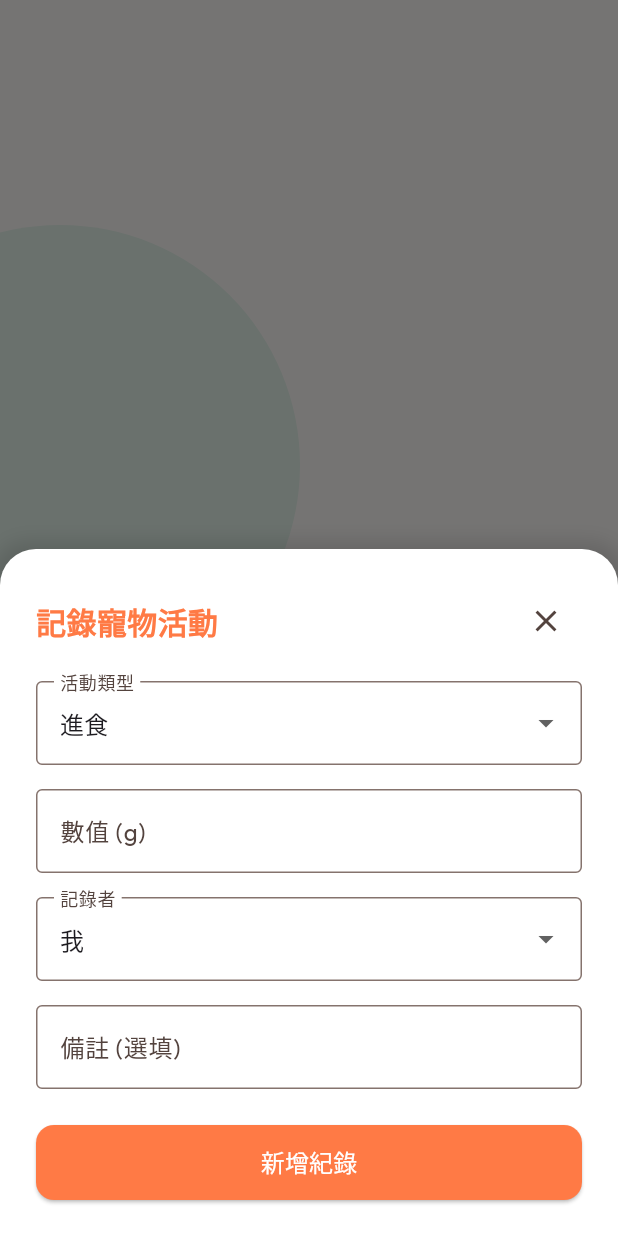
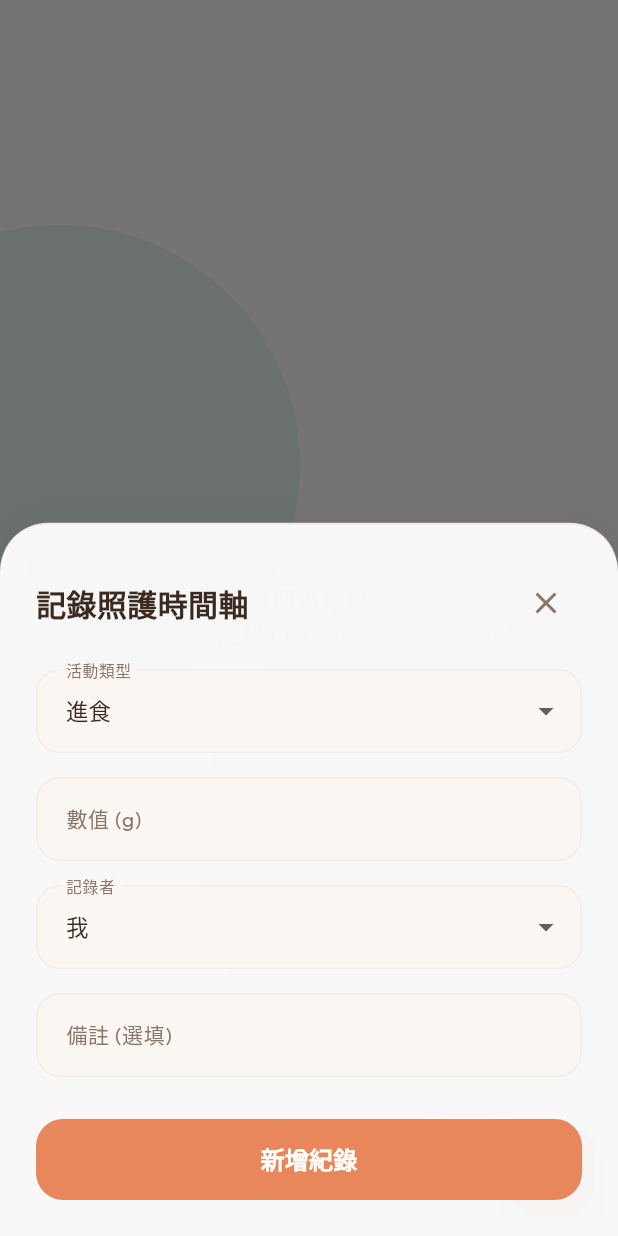
Before and after one commit to snownilight/luluHealthCheckProject, a Flutter app: the TimelineScreen screen opened directly, after a tap on the "add" icon, on a phone screen of 412 x 824 dp. Run offline on Flutter 3.47's test engine with Material 3 defaults, Android fonts, the phone set to English and light mode, and no system bars; our stand-ins replace fl_chart, flutter_riverpod, google_fonts; missing offline and left inert: stomp_dart_client; network calls fail.

Commit message:
feat: [PET-030] Refactor care timeline logs into glassmorphic design with dotted vertical line and beautified creation bottom sheet

```diff
--- a/frontend/lib/screens/timeline_screen.dart
+++ b/frontend/lib/screens/timeline_screen.dart
@@ -114,15 +114,15 @@ class _TimelineScreenState extends ConsumerState<TimelineScreen> {
   Color _getEventColor(String type) {
     switch (type.toUpperCase()) {
       case 'FEEDING':
-        return Colors.orangeAccent;
+        return const Color(0xFFC97922);
       case 'DRINKING':
-        return Colors.blueAccent;
+        return const Color(0xFF3E91B8);
       case 'WEIGHT':
-        return Colors.teal;
+        return const Color(0xFFE8875C);
       case 'EXCRETION':
-        return Colors.brown;
+        return const Color(0xFF8A7566);
       case 'ACTIVITY':
-        return Colors.green;
+        return const Color(0xFF39845C);
       default:
         return Colors.grey;
     }
@@ -210,101 +210,126 @@ class _TimelineScreenState extends ConsumerState<TimelineScreen> {
 
                       return IntrinsicHeight(
                         child: Row(
-                          crossAxisAlignment: crossAxisAlignment(index),
+                          crossAxisAlignment: CrossAxisAlignment.stretch,
                           children: [
                             // Timeline Axis
-                            Column(
+                            SizedBox(
+                              width: 40,
+                              child: Column(
                                 children: [
                                   Container(
-                                  width: 40,
-                                  height: 40,
+                                    width: 32,
+                                    height: 32,
                                     decoration: BoxDecoration(
-                                    color: color.withOpacity(0.15),
+                                      color: color.withOpacity(0.12),
                                       shape: BoxShape.circle,
                                       border: Border.all(color: color, width: 2),
                                     ),
-                                  child: Icon(icon, color: color, size: 20),
-                                ),
+                                    child: Icon(icon, color: color, size: 16),
+                                  ),
+                                  if (index != _logs.length - 1)
                                     Expanded(
-                                  child: Container(
-                                    width: 2,
-                                    color: index == _logs.length - 1
-                                        ? Colors.transparent
-                                        : Colors.grey.withOpacity(0.3),
-                                  ),
-                                ),
+                                      child: CustomPaint(
+                                        size: const Size(2, double.infinity),
+                                        painter: _DashedLinePainter(
+                                          color: isDark ? const Color(0xFF3C2E2A) : const Color(0xFFFFD5C6),
+                                          strokeWidth: 2,
+                                        ),
+                                      ),
+                                    )
+                                  else
+                                    const Expanded(child: SizedBox()),
                                 ],
+                              ),
                             ),
                             const SizedBox(width: 16),
                             // Event Card
                             Expanded(
-                              child: Card(
-                                elevation: 0.5,
+                              child: Container(
                                 margin: const EdgeInsets.only(bottom: 16),
-                                shape: RoundedRectangleBorder(
-                                  borderRadius: BorderRadius.circular(12),
-                                  side: BorderSide(
-                                    color: Colors.grey.withOpacity(0.1),
-                                    width: 1,
-                                  ),
-                                ),
-                                child: Padding(
-                                  padding: const EdgeInsets.all(16),
+                                decoration: BoxDecoration(
+                                  color: isDark ? const Color(0xFF261D1A) : Colors.white.withOpacity(0.85),
+                                  borderRadius: BorderRadius.circular(24),
+                                  border: Border.all(
+                                    color: isDark ? const Color(0xFF3C2E2A) : const Color(0xFFF5EBE6),
+                                    width: 1.5,
+                                  ),
+                                  boxShadow: [
+                                    if (!isDark)
+                                      BoxShadow(
+                                        color: const Color(0xFF35261D).withOpacity(0.04),
+                                        blurRadius: 16,
+                                        offset: const Offset(0, 6),
+                                      ),
+                                  ],
+                                ),
+                                padding: const EdgeInsets.all(18),
                                 child: Column(
                                   crossAxisAlignment: CrossAxisAlignment.start,
                                   children: [
                                     Row(
                                       mainAxisAlignment: MainAxisAlignment.spaceBetween,
                                       children: [
+                                        Container(
+                                          padding: const EdgeInsets.symmetric(horizontal: 10, vertical: 4),
+                                          decoration: BoxDecoration(
+                                            color: color.withOpacity(0.12),
+                                            borderRadius: BorderRadius.circular(12),
+                                          ),
+                                          child: Text(
+                                            _getTranslatedEventType(type),
+                                            style: TextStyle(
+                                              fontSize: 12,
+                                              fontWeight: FontWeight.bold,
+                                              color: color,
+                                            ),
+                                          ),
+                                        ),
                                         Text(
-                                            _getTranslatedEventType(type),
+                                          '$formattedDate $formattedTime',
+                                          style: TextStyle(
+                                            fontSize: 12,
+                                            color: isDark ? Colors.grey[400] : const Color(0xFF8A7566),
+                                          ),
+                                        ),
+                                      ],
+                                    ),
+                                    const SizedBox(height: 12),
+                                    if (value != null)
+                                      Text(
+                                        '紀錄：$value $unit',
                                         style: TextStyle(
                                           fontSize: 16,
                                           fontWeight: FontWeight.bold,
-                                              color: color,
-                                            ),
-                                          ),
-                                          Text(
-                                            '$formattedDate $formattedTime',
-                                            style: const TextStyle(
-                                              fontSize: 12,
-                                              color: Colors.grey,
-                                            ),
-                                          ),
-                                        ],
-                                      ),
-                                      const SizedBox(height: 8),
-                                      if (value != null)
-                                        Text(
-                                          '紀錄：$value $unit',
-                                          style: const TextStyle(
-                                            fontSize: 14,
-                                            fontWeight: FontWeight.w500,
+                                          color: isDark ? Colors.white : const Color(0xFF35261D),
                                         ),
                                       ),
                                     if (note.isNotEmpty) ...[
-                                        const SizedBox(height: 4),
+                                      const SizedBox(height: 6),
                                       Text(
                                         '備註：$note',
-                                          style: const TextStyle(
+                                        style: TextStyle(
                                           fontSize: 13,
                                           fontStyle: FontStyle.italic,
+                                          color: isDark ? Colors.grey[350] : const Color(0xFF5A4B41),
                                         ),
                                       ),
                                     ],
-                                      const SizedBox(height: 8),
+                                    const SizedBox(height: 10),
                                     Row(
                                       children: [
-                                          const Icon(Icons.person_outline, size: 14, color: Colors.grey),
+                                        Icon(Icons.person_outline, size: 14, color: isDark ? Colors.grey[400] : const Color(0xFF8A7566)),
                                         const SizedBox(width: 4),
                                         Text(
                                           '記錄者：${_getTranslatedOperator(operator)}',
-                                            style: const TextStyle(fontSize: 12, color: Colors.grey),
+                                          style: TextStyle(
+                                            fontSize: 12,
+                                            color: isDark ? Colors.grey[400] : const Color(0xFF8A7566),
+                                          ),
                                         ),
                                       ],
                                     ),
                                   ],
-                                  ),
                                 ),
                               ),
                             ),
@@ -1710,20 +1735,56 @@ class _AddLogSheetState extends State<_AddLogSheet> {
 
   @override
   Widget build(BuildContext context) {
+    final bool isDark = Theme.of(context).brightness == Brightness.dark;
     final bottomInset = MediaQuery.of(context).viewInsets.bottom;
+
+    InputDecoration buildInputDecoration(String labelText) {
+      return InputDecoration(
+        labelText: labelText,
+        labelStyle: TextStyle(
+          color: isDark ? Colors.grey[400] : const Color(0xFF8A7566),
+          fontSize: 14,
+        ),
+        filled: true,
+        fillColor: isDark ? const Color(0xFF1E1614) : const Color(0xFFFAF6F2),
+        border: OutlineInputBorder(
+          borderRadius: BorderRadius.circular(16),
+          borderSide: BorderSide(color: isDark ? const Color(0xFF3C2E2A) : const Color(0xFFF5EBE6)),
+        ),
+        enabledBorder: OutlineInputBorder(
+          borderRadius: BorderRadius.circular(16),
+          borderSide: BorderSide(color: isDark ? const Color(0xFF3C2E2A) : const Color(0xFFF5EBE6)),
+        ),
+        focusedBorder: OutlineInputBorder(
+          borderRadius: BorderRadius.circular(16),
+          borderSide: const BorderSide(color: Color(0xFFE8875C), width: 2),
+        ),
+        contentPadding: const EdgeInsets.symmetric(horizontal: 16, vertical: 16),
+      );
+    }
 
     return Container(
       padding: EdgeInsets.only(
-        top: 24,
+        top: 28,
         left: 24,
         right: 24,
         bottom: 24 + bottomInset,
       ),
       decoration: BoxDecoration(
-        color: Theme.of(context).colorScheme.surface,
-        borderRadius: const BorderRadius.vertical(top: Radius.circular(24)),
-        boxShadow: const [
-          BoxShadow(color: Colors.black12, blurRadius: 10, spreadRadius: 5),
+        color: isDark ? const Color(0xFF261D1A) : Colors.white.withOpacity(0.95),
+        borderRadius: const BorderRadius.vertical(top: Radius.circular(32)),
+        border: Border(
+          top: BorderSide(
+            color: isDark ? const Color(0xFF3C2E2A) : const Color(0xFFF5EBE6),
+            width: 1.5,
+          ),
+        ),
+        boxShadow: [
+          BoxShadow(
+            color: const Color(0xFF35261D).withOpacity(0.08),
+            blurRadius: 20,
+            spreadRadius: 1,
+          ),
         ],
       ),
       child: Form(
@@ -1737,27 +1798,30 @@ class _AddLogSheetState extends State<_AddLogSheet> {
                 mainAxisAlignment: MainAxisAlignment.spaceBetween,
                 children: [
                   Text(
-                    '記錄寵物活動',
+                    '記錄照護時間軸',
                     style: TextStyle(
                       fontSize: 20,
                       fontWeight: FontWeight.bold,
-                      color: Theme.of(context).colorScheme.primary,
+                      color: isDark ? Colors.white : const Color(0xFF3A2A20),
                     ),
                   ),
                   IconButton(
                     icon: const Icon(Icons.close),
+                    color: isDark ? Colors.white70 : const Color(0xFF8A7566),
                     onPressed: () => Navigator.pop(context),
                   ),
                 ],
               ),
-              const SizedBox(height: 16),
+              const SizedBox(height: 20),
               // Event Type Dropdown
               DropdownButtonFormField<String>(
                 value: _eventType,
-                decoration: const InputDecoration(
-                  labelText: '活動類型',
-                  border: OutlineInputBorder(),
-                ),
+                dropdownColor: isDark ? const Color(0xFF261D1A) : Colors.white,
+                style: TextStyle(
+                  color: isDark ? Colors.white : const Color(0xFF3A2A20),
+                  fontSize: 15,
+                ),
+                decoration: buildInputDecoration('活動類型'),
                 items: _eventTypes.map((type) {
                   return DropdownMenuItem(
                     value: type,
@@ -1772,14 +1836,12 @@ class _AddLogSheetState extends State<_AddLogSheet> {
               ),
               const SizedBox(height: 16),
               // Value input (only numeric for types requiring it)
-              if (_eventType != 'EXCRETION')
+              if (_eventType != 'EXCRETION') ...[
                 TextFormField(
                   controller: _valueController,
+                  style: TextStyle(color: isDark ? Colors.white : const Color(0xFF3A2A20)),
                   keyboardType: const TextInputType.numberWithOptions(decimal: true),
-                  decoration: InputDecoration(
-                    labelText: '數值 (${_getUnit()})',
-                    border: const OutlineInputBorder(),
-                  ),
+                  decoration: buildInputDecoration('數值 (${_getUnit()})'),
                   validator: (value) {
                     if (value == null || value.isEmpty) {
                       return '請輸入數值';
@@ -1791,13 +1853,16 @@ class _AddLogSheetState extends State<_AddLogSheet> {
                   },
                 ),
                 const SizedBox(height: 16),
+              ],
               // Operator Dropdown
               DropdownButtonFormField<String>(
                 value: _operator,
-                decoration: const InputDecoration(
-                  labelText: '記錄者',
-                  border: OutlineInputBorder(),
-                ),
+                dropdownColor: isDark ? const Color(0xFF261D1A) : Colors.white,
+                style: TextStyle(
+                  color: isDark ? Colors.white : const Color(0xFF3A2A20),
+                  fontSize: 15,
+                ),
+                decoration: buildInputDecoration('記錄者'),
                 items: _operators.map((op) {
                   return DropdownMenuItem(
                     value: op,
@@ -1814,28 +1879,27 @@ class _AddLogSheetState extends State<_AddLogSheet> {
               // Note field
               TextFormField(
                 controller: _noteController,
-                decoration: const InputDecoration(
-                  labelText: '備註 (選填)',
-                  border: OutlineInputBorder(),
-                ),
-              ),
-              const SizedBox(height: 24),
+                style: TextStyle(color: isDark ? Colors.white : const Color(0xFF3A2A20)),
+                decoration: buildInputDecoration('備註 (選填)'),
+              ),
+              const SizedBox(height: 28),
               // Submit button
               SizedBox(
                 width: double.infinity,
-                height: 50,
+                height: 54,
                 child: ElevatedButton(
                   style: ElevatedButton.styleFrom(
-                    backgroundColor: Theme.of(context).colorScheme.primary,
+                    backgroundColor: const Color(0xFFE8875C),
                     foregroundColor: Colors.white,
+                    elevation: 0,
                     shape: RoundedRectangleBorder(
-                      borderRadius: BorderRadius.circular(12),
+                      borderRadius: BorderRadius.circular(18),
                     ),
                   ),
                   onPressed: _isSubmitting ? null : _submit,
                   child: _isSubmitting
                       ? const CircularProgressIndicator(color: Colors.white)
-                      : const Text('新增紀錄', style: TextStyle(fontSize: 16)),
+                      : const Text('新增紀錄', style: TextStyle(fontSize: 16, fontWeight: FontWeight.bold)),
                 ),
               ),
             ],
@@ -1845,3 +1909,37 @@ class _AddLogSheetState extends State<_AddLogSheet> {
     );
   }
 }
+
+class _DashedLinePainter extends CustomPainter {
+  final Color color;
+  final double strokeWidth;
+
+  _DashedLinePainter({
+    required this.color,
+    this.strokeWidth = 1.5,
+  });
+
+  @override
+  void paint(Canvas canvas, Size size) {
+    const double dashHeight = 4.0;
+    const double dashGap = 3.0;
+
+    final paint = Paint()
+      ..color = color
+      ..strokeWidth = strokeWidth
+      ..style = PaintingStyle.stroke;
+
+    double startY = 0;
+    while (startY < size.height) {
+      canvas.drawLine(
+        Offset(size.width / 2, startY),
+        Offset(size.width / 2, startY + dashHeight),
+        paint,
+      );
+      startY += dashHeight + dashGap;
+    }
+  }
+
+  @override
+  bool shouldRepaint(covariant CustomPainter oldDelegate) => false;
+}
```
Also changed, not shown: 1 other file. Lines whose indentation alone changed are shown as unchanged.
